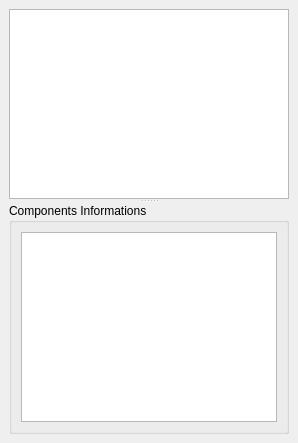
This is src/components/core/componentsManagerUi/ui/Components_Manager_Ui.ui in KelSolaar/sIBL_GUI as Qt 5 draws it before an edit. The edited form follows.
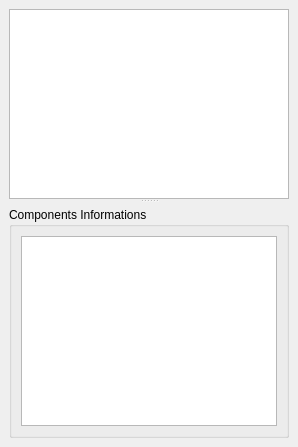
This is the edited form.

```diff
--- a/src/components/core/componentsManagerUi/ui/Components_Manager_Ui.ui
+++ b/src/components/core/componentsManagerUi/ui/Components_Manager_Ui.ui
@@ -6,7 +6,7 @@
    <string>Components Manager</string>
   </property>
   <widget class="QWidget" name="Components_Manager_Ui_dockWidgetContents">
-   <layout class="QGridLayout" name="gridLayout">
+   <layout class="QGridLayout" name="Components_Manager_Ui_dockWidgetContents_gridLayout">
     <item row="0" column="0">
      <widget class="QSplitter" name="Components_Manager_Ui_splitter">
       <property name="orientation">
@@ -19,6 +19,24 @@
         </item>
        </layout>
       </widget>
+      <widget class="QFrame" name="Components_Manager_Ui_frame">
+       <property name="frameShadow">
+        <enum>QFrame::Raised</enum>
+       </property>
+       <layout class="QGridLayout" name="Components_Manager_Ui_frame_gridLayout">
+        <property name="leftMargin">
+         <number>0</number>
+        </property>
+        <property name="topMargin">
+         <number>4</number>
+        </property>
+        <property name="rightMargin">
+         <number>0</number>
+        </property>
+        <property name="bottomMargin">
+         <number>0</number>
+        </property>
+        <item row="0" column="0">
       <widget class="QGroupBox" name="Components_Informations_groupBox">
        <property name="title">
         <string>Components Informations</string>
@@ -32,6 +50,9 @@
           <property name="openExternalLinks">
            <bool>true</bool>
           </property>
+            </widget>
+           </item>
+          </layout>
          </widget>
         </item>
        </layout>
```
Lines whose indentation alone changed are shown as unchanged.
